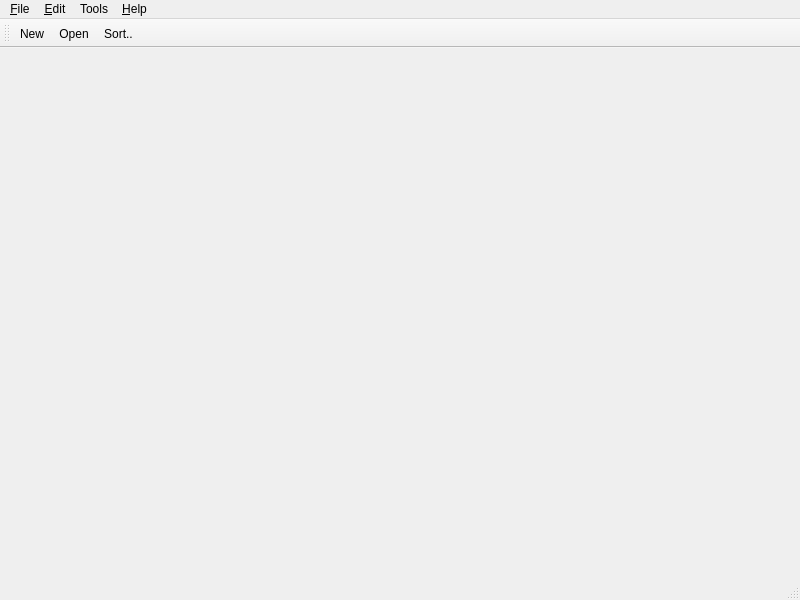
Above: mainwindow.ui from cross-platform-b23/UsingMainWindow before the change. Below: the same form after it.
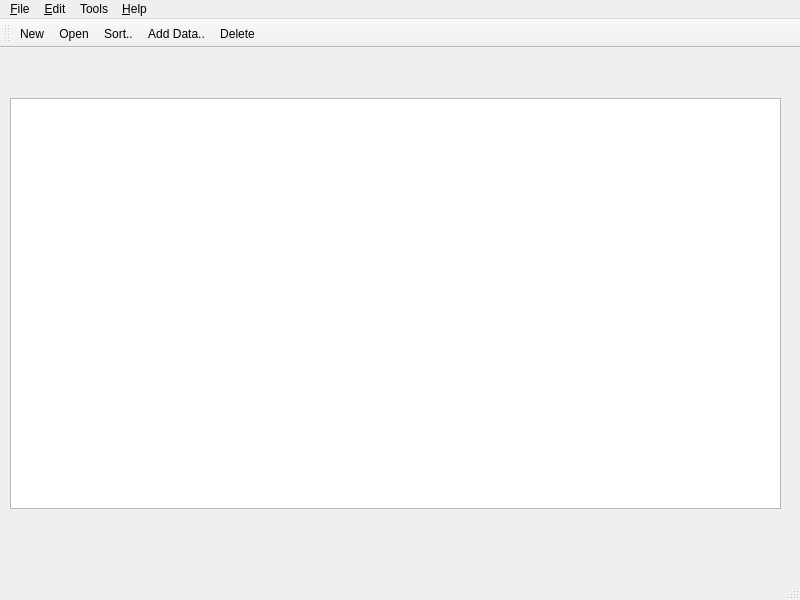
That is the form after the change. Icons and pictures are not drawn.

Diff of the .ui file:
```diff
--- a/mainwindow.ui
+++ b/mainwindow.ui
@@ -13,7 +13,24 @@
   <property name="windowTitle">
    <string>MainWindow</string>
   </property>
-  <widget class="QWidget" name="centralwidget"/>
+  <widget class="QWidget" name="centralwidget">
+   <widget class="QTableWidget" name="tableWidget">
+    <property name="geometry">
+     <rect>
+      <x>10</x>
+      <y>50</y>
+      <width>771</width>
+      <height>411</height>
+     </rect>
+    </property>
+    <property name="rowCount">
+     <number>0</number>
+    </property>
+    <property name="columnCount">
+     <number>0</number>
+    </property>
+   </widget>
+  </widget>
   <widget class="QMenuBar" name="menubar">
    <property name="geometry">
     <rect>
@@ -36,9 +53,10 @@
     <property name="title">
      <string>&amp;Edit</string>
     </property>
+    <addaction name="actionAdd_Data"/>
+    <addaction name="actionDelete"/>
     <addaction name="actionFind"/>
     <addaction name="actionSort"/>
-    <addaction name="actionSort2"/>
    </widget>
    <widget class="QMenu" name="menuHelp">
     <property name="title">
@@ -71,6 +89,8 @@
    <addaction name="actionNew"/>
    <addaction name="actionOpen"/>
    <addaction name="actionSort"/>
+   <addaction name="actionAdd_Data"/>
+   <addaction name="actionDelete"/>
   </widget>
   <action name="actionNew">
    <property name="icon">
@@ -128,9 +148,22 @@
     <string>Sort..</string>
    </property>
   </action>
-  <action name="actionSort2">
+  <action name="actionAdd_Data">
+   <property name="icon">
+    <iconset resource="usingMainWindow.qrc">
+     <normaloff>:/icons/copy.png</normaloff>:/icons/copy.png</iconset>
+   </property>
    <property name="text">
-    <string>Sort2...</string>
+    <string>Add Data..</string>
+   </property>
+  </action>
+  <action name="actionDelete">
+   <property name="icon">
+    <iconset resource="usingMainWindow.qrc">
+     <normaloff>:/icons/cut.png</normaloff>:/icons/cut.png</iconset>
+   </property>
+   <property name="text">
+    <string>Delete</string>
    </property>
   </action>
  </widget>
```
